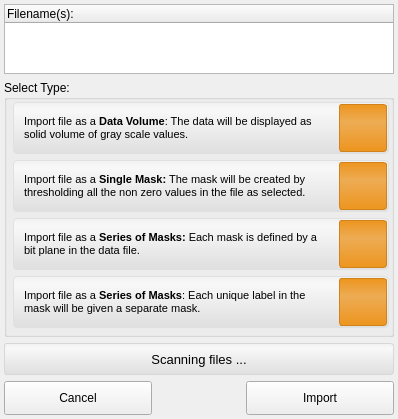
First picture: the form in src/Interface/AppInterface/LayerImporterWidget.ui, repository SCIInstitute/Seg3D, before the edit.
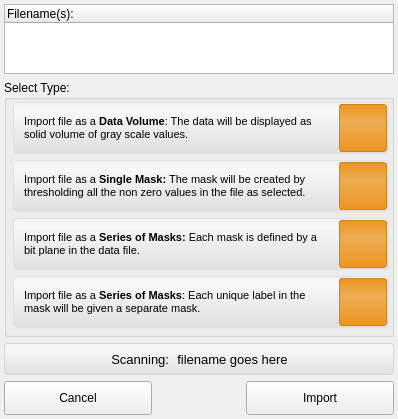
Second picture: the form after the edit. Icons and pictures are not drawn.

Patch:
```diff
--- a/src/Interface/AppInterface/LayerImporterWidget.ui
+++ b/src/Interface/AppInterface/LayerImporterWidget.ui
@@ -635,17 +635,30 @@
      </property>
      <property name="maximumSize">
       <size>
-       <width>390</width>
+       <width>16777215</width>
        <height>32</height>
       </size>
      </property>
      <layout class="QHBoxLayout" name="horizontalLayout_13">
       <property name="spacing">
-       <number>0</number>
+       <number>4</number>
       </property>
       <property name="margin">
        <number>4</number>
       </property>
+      <item>
+       <spacer name="horizontalSpacer_2">
+        <property name="orientation">
+         <enum>Qt::Horizontal</enum>
+        </property>
+        <property name="sizeHint" stdset="0">
+         <size>
+          <width>40</width>
+          <height>20</height>
+         </size>
+        </property>
+       </spacer>
+      </item>
       <item>
        <widget class="QLabel" name="scanning_file_label_">
         <property name="font">
@@ -654,13 +667,41 @@
          </font>
         </property>
         <property name="text">
-         <string>Scanning files ...</string>
+         <string>Scanning: </string>
         </property>
         <property name="alignment">
          <set>Qt::AlignCenter</set>
         </property>
        </widget>
       </item>
+      <item>
+       <widget class="QLabel" name="file_name_label_">
+        <property name="font">
+         <font>
+          <pointsize>10</pointsize>
+         </font>
+        </property>
+        <property name="text">
+         <string>filename goes here</string>
+        </property>
+        <property name="alignment">
+         <set>Qt::AlignCenter</set>
+        </property>
+       </widget>
+      </item>
+      <item>
+       <spacer name="horizontalSpacer_3">
+        <property name="orientation">
+         <enum>Qt::Horizontal</enum>
+        </property>
+        <property name="sizeHint" stdset="0">
+         <size>
+          <width>40</width>
+          <height>20</height>
+         </size>
+        </property>
+       </spacer>
+      </item>
      </layout>
     </widget>
    </item>
```
Left out of the diff: 8 changed lines with no effect on the pictures.
